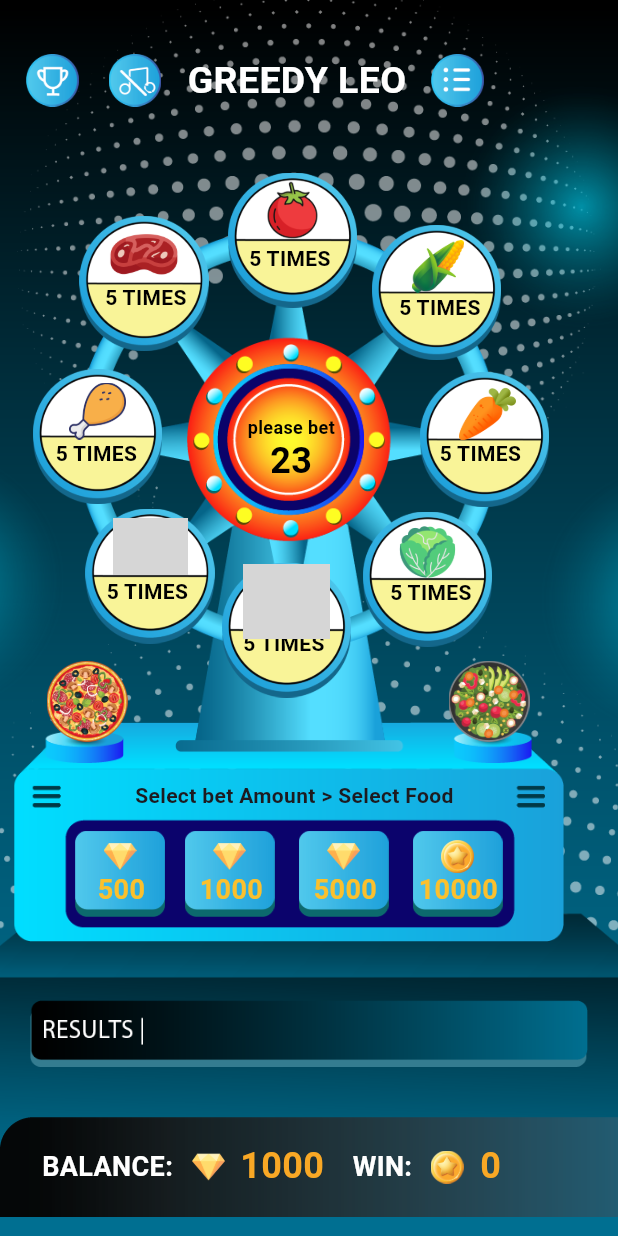
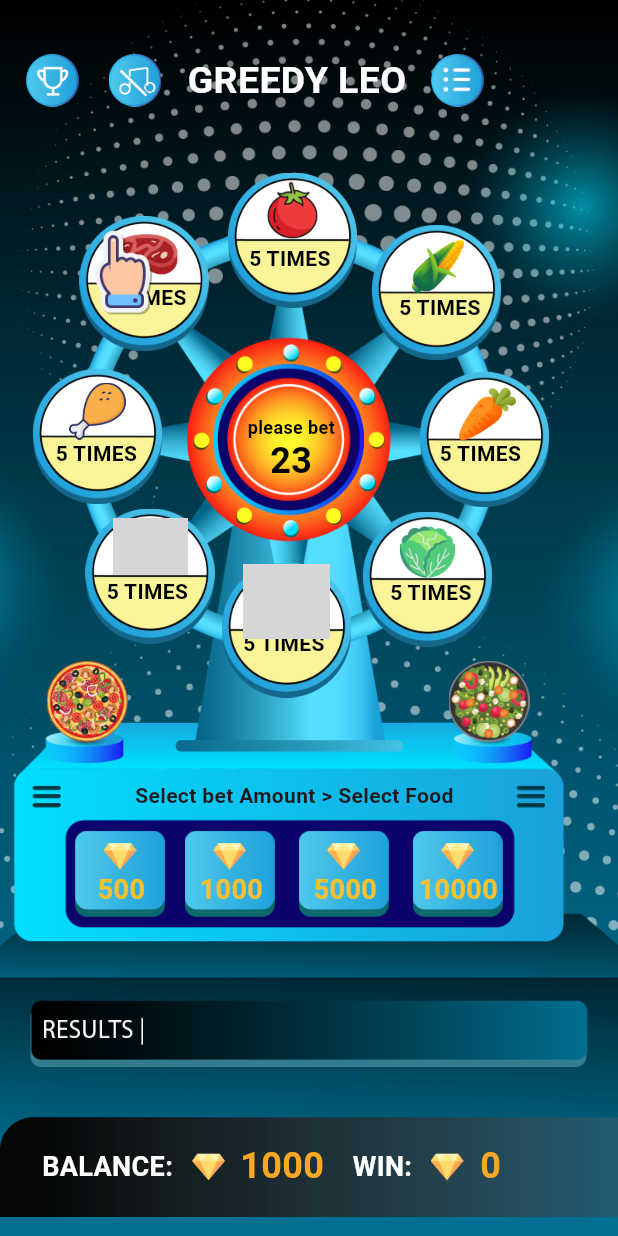
Before and after one commit to tharindunipun123/coinGame, a Flutter app: the screen it shows after launch, on a phone screen of 412 x 824 dp. Run offline on Flutter 3.47's test engine with Material 3 defaults, Android fonts, the phone set to English and light mode, and no system bars; our stand-ins replace audioplayers, lottie; grey boxes are pictures that could not be loaded.

Commit message:
ui updates

```diff
--- a/lib/main.dart
+++ b/lib/main.dart
@@ -25,7 +25,7 @@ class MainGameScreen extends StatefulWidget {
   _MainGameScreenState createState() => _MainGameScreenState();
 }
 
- class  _MainGameScreenState extends State<MainGameScreen> {
+ class  _MainGameScreenState extends State<MainGameScreen> with SingleTickerProviderStateMixin{
   String imgUnselected = 'assets/unselected circle.png';
   String imgSelected = 'assets/selected circle.png';
   String firstCircle = 'assets/unselected circle.png';
@@ -42,12 +42,42 @@ class MainGameScreen extends StatefulWidget {
   Duration _animationDuration = const Duration(milliseconds: 100); // Duration of the animation
   bool isProcessing = false;
 
+  late AnimationController _controller;
+  late Animation<Offset> _animation;
+
   @override
   void initState() {
     super.initState();
     _playMusic();
-    timeCount(); // Start the timer when the app starts
+    timeCount();
+    // Initialize the animation controller and animation sequence
+    _controller = AnimationController(
+      duration: const Duration(seconds: 9),
+      vsync: this,
+    );
+
+    _animation = TweenSequence([
+      TweenSequenceItem(tween: Tween(begin: const Offset(150, 115), end: const Offset(246, 150)), weight: 1),
+      TweenSequenceItem(tween: Tween(begin: const Offset(246, 150), end: const Offset(278, 248)), weight: 1),
+      TweenSequenceItem(tween: Tween(begin: const Offset(278, 248), end: const Offset(240, 341)), weight: 1),
+      TweenSequenceItem(tween: Tween(begin: const Offset(240, 341), end: const Offset(146, 375)), weight: 1),
+      TweenSequenceItem(tween: Tween(begin: const Offset(146, 375), end: const Offset(55, 339)), weight: 1),
+      TweenSequenceItem(tween: Tween(begin: const Offset(55, 339), end: const Offset(20, 246)), weight: 1),
+      TweenSequenceItem(tween: Tween(begin: const Offset(20, 246), end: const Offset(51, 144)), weight: 1),
+      TweenSequenceItem(tween: Tween(begin: const Offset(51, 144), end: const Offset(150, 115)), weight: 1),
+    ]).animate(_controller);
+
+    _controller.repeat();
   }
+
+
+
+@override
+void dispose() {
+  _controller.dispose(); // Dispose of the animation controller
+  // _audioPlayer.dispose(); // Dispose of the audio player
+  super.dispose();
+}
 
   Future<void> _playMusic() async {
     await _audioPlayer.setSource(AssetSource('background-music.mp3')); // Set the source again
@@ -234,6 +264,8 @@ class MainGameScreen extends StatefulWidget {
 
             child: Stack(
               children: [
+
+
                 //win button in top bar
                 Positioned(
                   top: 36,
@@ -282,6 +314,7 @@ class MainGameScreen extends StatefulWidget {
                 ),
                // MORE MENU BUTTON
                 // Bet history button
+                //'assets/more-menu-btn.png',
                 Positioned(
                   top: 36,
                   left: 280,
@@ -294,10 +327,14 @@ class MainGameScreen extends StatefulWidget {
                         },
                       );
                     },
-                    child: Image.asset(
-                      'assets/more-menu-btn.png',
-                      width: 50,
-                      height: 35,
+                    child: AnimatedScale(
+                      scale: _scale,
+                      duration: _animationDuration,
+                      child: Image.asset(
+                        'assets/more-menu-btn.png',
+                        width: 50,
+                        height: 35,
+                      ),
                     ),
                   ),
                 ),
@@ -572,6 +609,20 @@ class MainGameScreen extends StatefulWidget {
                     left: 70,
                     child: Text('5 TIMES' , style: TextStyle(fontWeight: FontWeight.bold , color: Colors.black , fontSize: 14),)
                 ),
+                AnimatedBuilder(
+                  animation: _animation,
+                  builder: (context, child) {
+                    return Positioned(
+                      top: _animation.value.dy,
+                      left: _animation.value.dx,
+                      child: Image.asset(
+                        'assets/hand.png', // Replace with your hand image asset
+                        width: 70,
+                        height: 60,
+                      ),
+                    );
+                  },
+                ),
                 //pizza
                 Positioned(
                   top: 440,
@@ -728,7 +779,7 @@ class MainGameScreen extends StatefulWidget {
                   top: 560,
                   left: 285,
                   child: Image.asset(
-                    'assets/coin.png',
+                    'assets/diamond1.png',
                     width: 40,
                     height:22,
                   ),
@@ -753,7 +804,7 @@ class MainGameScreen extends StatefulWidget {
                   top: 767,
                   left: 278,
                   child: Image.asset(
-                    'assets/coin.png',
+                    'assets/diamond1.png',
                     width: 40,
                     height:22,
                   ),
--- a/pubspec.yaml
+++ b/pubspec.yaml
@@ -84,6 +84,7 @@ flutter:
     - assets/background-music.mp3
     - assets/anim2.json
     - assets/diamond1.png
+    - assets/hand.png
 
 
   # To add assets to your application, add an assets section, like this:
```
Also changed, not shown: assets/hand.png (added).
